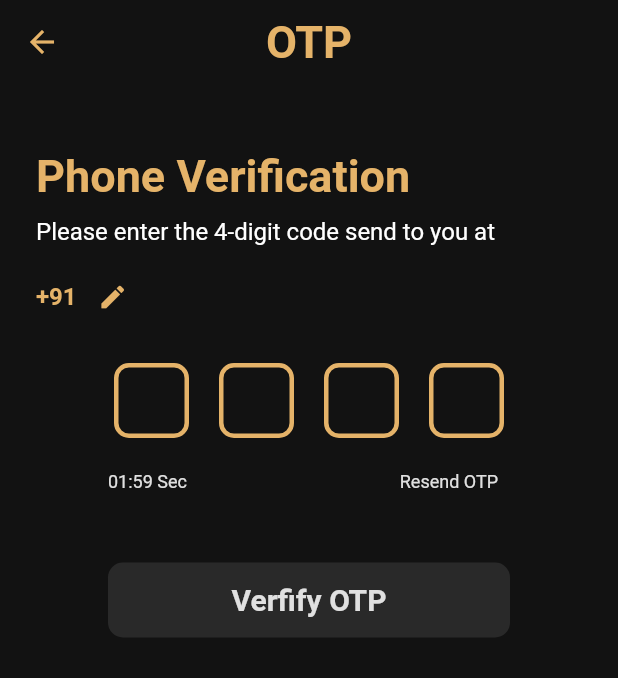
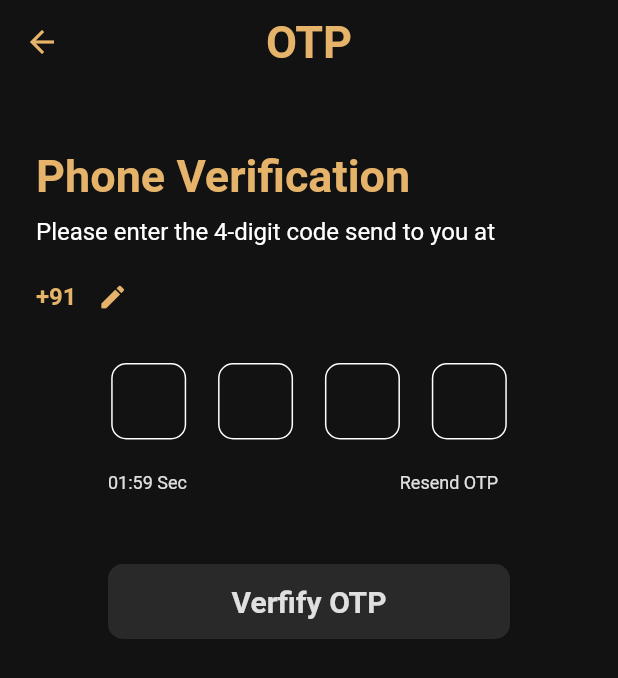
Before and after one commit to poorvasha/FeBe, a Flutter app: the OTPVerificationScreen screen opened directly with empty values, on a phone screen of 412 x 824 dp. Shown: the top 678 px of the screen. Run offline on Flutter 3.47's test engine with Material 2 defaults, Android fonts, the phone set to English and light mode, and no system bars; drawn by our look-alikes of otp_text_field; our stand-ins replace carousel_slider, flutter_secure_storage, flutter_svg; accounts and stored records are empty; Roboto replaces fonts that are missing (BeVietnamPro).

Commit message:
Fix OTP Enter screen Bug

```diff
--- a/lib/screens/otp_verification_screen/otp_inputs.dart
+++ /dev/null
@@ -1,129 +0,0 @@
-import 'package:flutter/material.dart';
-import 'package:flutter/src/widgets/framework.dart';
-import 'package:flutter/src/widgets/placeholder.dart';
-
-import '../../configs/resources.dart';
-
-class OTPInputs extends StatefulWidget {
-  final Function(String? value) onChanged;
-  const OTPInputs({super.key, required this.onChanged});
-
-  @override
-  State<OTPInputs> createState() => _OTPInputsState();
-}
-
-class _OTPInputsState extends State<OTPInputs> {
-  List<int> otp = [-1, -1, -1, -1];
-  List<FocusNode> focusNodes = [
-    FocusNode(),
-    FocusNode(),
-    FocusNode(),
-    FocusNode(),
-  ];
-
-  @override
-  Widget build(BuildContext context) {
-    void changeOtp(int index, String value) {
-      setState(() {
-        otp[index] = value != "" ? int.parse(value) : -1;
-      });
-
-      if (value != "") {
-        if (index != 3) {
-          Future.delayed(const Duration(milliseconds: 20), () {
-            focusNodes[index + 1].requestFocus();
-          });
-        }
-      }
-
-      if (value == "") {
-        if (index != 0) {
-          Future.delayed(const Duration(milliseconds: 20), () {
-            focusNodes[index - 1].requestFocus();
-          });
-        }
-      }
-
-      List<int> processedOTP = List<int>.from(otp);
-      processedOTP.removeWhere((item) => item == -1);
-      String otpString = processedOTP.join().toString();
-      widget.onChanged(otpString);
-    }
-
-    return SizedBox(
-      width: double.infinity,
-      child: Row(
-        mainAxisAlignment: MainAxisAlignment.center,
-        children: [
-          OTPInputItem(
-            value: otp[0] < 0 ? "" : otp[0].toString(),
-            focusNode: focusNodes[0],
-            onChanged: (value) => {changeOtp(0, value)},
-          ),
-          OTPInputItem(
-            value: otp[1] < 0 ? "" : otp[1].toString(),
-            focusNode: focusNodes[1],
-            onChanged: (value) => {changeOtp(1, value)},
-          ),
-          OTPInputItem(
-            value: otp[2] < 0 ? "" : otp[2].toString(),
-            focusNode: focusNodes[2],
-            onChanged: (value) => {changeOtp(2, value)},
-          ),
-          OTPInputItem(
-            value: otp[3] < 0 ? "" : otp[3].toString(),
-            focusNode: focusNodes[3],
-            onChanged: (value) => {changeOtp(3, value)},
-          )
-        ],
-      ),
-    );
-  }
-}
-
-class OTPInputItem extends StatelessWidget {
-  final Function(String)? onChanged;
-  final String value;
-  final FocusNode focusNode;
-  const OTPInputItem(
-      {super.key,
-      this.onChanged,
-      required this.value,
-      required this.focusNode});
-
-  @override
-  Widget build(BuildContext context) {
-    return Container(
-      margin: const EdgeInsets.symmetric(horizontal: 10),
-      width: 50,
-      height: 50,
-      child: TextField(
-        maxLength: 1,
-        maxLines: 1,
-        focusNode: focusNode,
-        controller: TextEditingController()..text = value,
-        style:
-            const TextStyle(color: AppColors.white, fontSize: 30, height: 0.8),
-        onChanged: onChanged,
-        textAlign: TextAlign.center,
-        autofocus: true,
-        textInputAction: TextInputAction.next,
-        onEditingComplete: () => FocusScope.of(context).nextFocus(),
-        // showCursor: false,
-        keyboardType: TextInputType.number,
-        textAlignVertical: TextAlignVertical.center,
-        decoration: const InputDecoration(
-          counterText: '',
-          enabledBorder: OutlineInputBorder(
-            borderRadius: BorderRadius.all(Radius.circular(10)),
-            borderSide: BorderSide(width: 3, color: AppColors.golden),
-          ),
-          focusedBorder: OutlineInputBorder(
-            borderRadius: BorderRadius.all(Radius.circular(10)),
-            borderSide: BorderSide(width: 3, color: AppColors.golden),
-          ),
-        ),
-      ),
-    );
-  }
-}
--- a/lib/screens/otp_verification_screen/otp_verification_screen.dart
+++ b/lib/screens/otp_verification_screen/otp_verification_screen.dart
@@ -9,9 +9,12 @@ import 'package:febe_frontend/screens/user_details_form_screen/user_details_form
 import 'package:febe_frontend/services/user_service.dart';
 import 'package:febe_frontend/utils/app_exception.dart';
 import 'package:febe_frontend/widgets/full_screen_container.dart';
-import 'package:febe_frontend/screens/otp_verification_screen/otp_inputs.dart';
+
 import 'package:flutter/material.dart';
+import 'package:otp_text_field/otp_field_style.dart';
 import 'package:provider/provider.dart';
+import 'package:otp_text_field/otp_field.dart';
+import 'package:otp_text_field/style.dart';
 
 import '../../configs/routes.dart';
 import '../../providers/app_model.dart';
@@ -19,6 +22,7 @@ import '../../services/auth_service.dart';
 import '../../utils/app_helper.dart';
 import '../../widgets/default_appbar.dart';
 import '../../utils/extensions.dart';
+import '../../widgets/default_loader.dart';
 
 class OTPVerificationScreen extends StatefulWidget {
   final String phoneNumber;
@@ -30,6 +34,7 @@ class OTPVerificationScreen extends StatefulWidget {
 
 class _OTPVerificationScreenState extends State<OTPVerificationScreen> {
   String otp = "";
+  bool _isLoading = false;
 
   Timer? _timer;
   int _currentTime = OTP_RETRY_TIME;
@@ -80,11 +85,19 @@ class _OTPVerificationScreenState extends State<OTPVerificationScreen> {
       } catch (e) {
         AppHelper.showSnackbar(
             "Something went wrong, please try again later", context);
+      } finally {
+        setState(() {
+          _isLoading = false;
+        });
       }
     }
 
     void verifyOTP() async {
       try {
+        setState(() {
+          _isLoading = true;
+        });
+
         dynamic response =
             await AuthService.verifyOTP("+91${widget.phoneNumber}", otp);
         AppHelper.setAccessToken(response['auth-token']);
@@ -94,9 +107,15 @@ class _OTPVerificationScreenState extends State<OTPVerificationScreen> {
             e.message?.capitalize() ??
                 "Something went wrong, please try again later",
             context);
+        setState(() {
+          _isLoading = false;
+        });
       } catch (e) {
         AppHelper.showSnackbar(
             "Something went wrong, please try again later", context);
+        setState(() {
+          _isLoading = false;
+        });
       }
     }
 
@@ -176,11 +195,23 @@ class _OTPVerificationScreenState extends State<OTPVerificationScreen> {
           const SizedBox(
             height: 20,
           ),
-          OTPInputs(
-            onChanged: (value) => {
+          OTPTextField(
+            length: 4,
+            fieldWidth: 50,
+            width: 285,
+            style: TextStyle(color: AppColors.white, fontSize: 30),
+            textFieldAlignment: MainAxisAlignment.spaceAround,
+            fieldStyle: FieldStyle.box,
+            otpFieldStyle: OtpFieldStyle(
+              borderColor: AppColors.white,
+              focusBorderColor: AppColors.golden,
+              disabledBorderColor: AppColors.white,
+              enabledBorderColor: AppColors.white,
+            ),
+            onChanged: (value) {
               setState(() {
-                otp = value.toString();
-              })
+                otp = value;
+              });
             },
           ),
           const SizedBox(
@@ -216,7 +247,9 @@ class _OTPVerificationScreenState extends State<OTPVerificationScreen> {
           SizedBox(
             width: 268,
             height: 50,
-            child: ElevatedButton(
+            child: _isLoading
+                ? const DefaultLoader()
+                : ElevatedButton(
                     onPressed: otp.length == 4 ? verifyOTP : null,
                     child: Text(
                       "Verfify OTP",
--- a/pubspec.yaml
+++ b/pubspec.yaml
@@ -41,6 +41,7 @@ dependencies:
   flutter_svg: ^2.0.3
   carousel_slider: ^4.2.1
   intl: ^0.18.0
+  otp_text_field: ^1.1.3
 
 dev_dependencies:
   flutter_test:
```
Also changed, not shown: lib/screens/login_screen/login_screen.dart (+14 -1 lines), lib/widgets/default_loader.dart (added, +16 -0 lines), pubspec.lock. Lines whose indentation alone changed are shown as unchanged.
